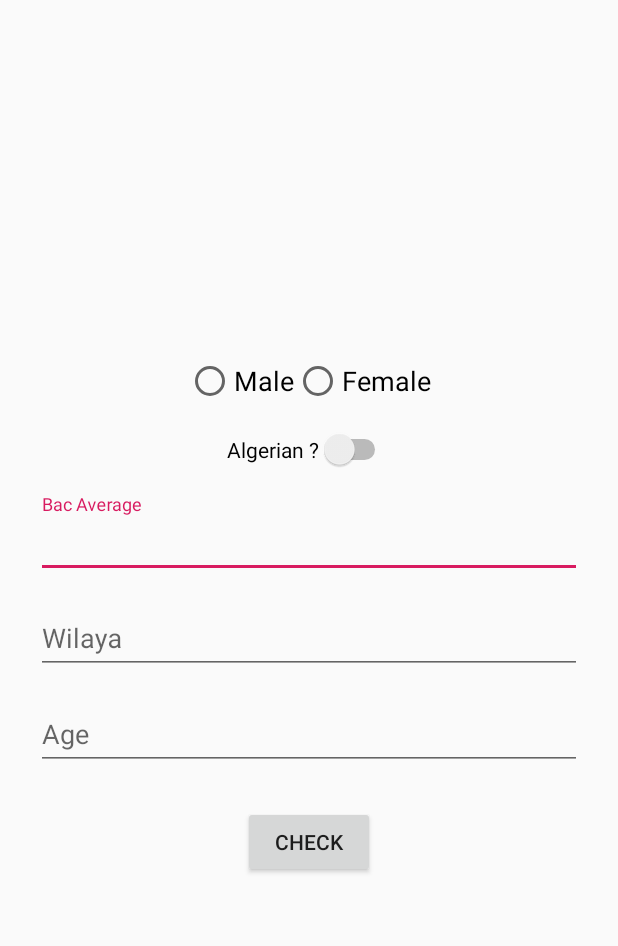
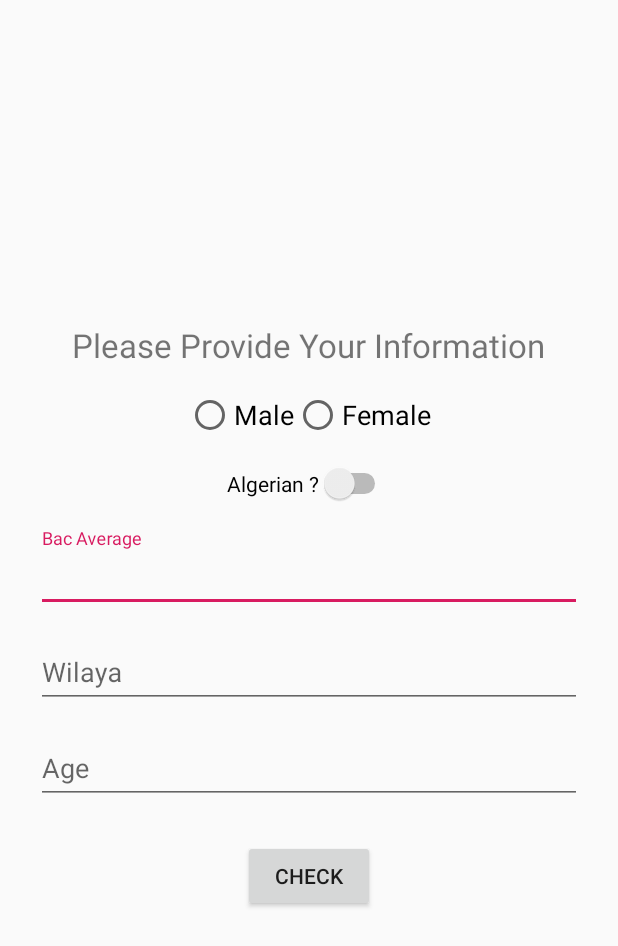
Before and after one commit to DatabrainsDz/BI4SS-Android, an Android app: the screen it shows after launch (ProfileActivity), after a tap on "CHECK SUCCESS", on a phone screen of 412 x 824 dp. Shown: the top 946 px of the screen. Run offline under Robolectric (Android 15) with nearby library versions, the phone set to English and light mode, and no system bars.

Commit message:
General Refactoring and code cleaning

```diff
--- a/app/src/main/java/com/databrains/bi4ss/activities/MainActivity.kt
+++ b/app/src/main/java/com/databrains/bi4ss/activities/MainActivity.kt
@@ -4,24 +4,16 @@ import android.content.Intent
 import android.os.Bundle
 import android.support.v7.app.AppCompatActivity
 import android.util.Log
-import com.databrains.bi4ss.BI4SSWebService
 import com.databrains.bi4ss.R
 import com.databrains.bi4ss.models.Response
+import com.databrains.bi4ss.webServices.BI4SSWebService
 import kotlinx.android.synthetic.main.content_main.*
 import retrofit2.Call
 import retrofit2.Callback
 
 class MainActivity : AppCompatActivity(), Callback<Response> {
 
-    override fun onFailure(call: Call<Response>, t: Throwable) {
-        Log.e("Error", t.message)
-    }
-
-    override fun onResponse(call: Call<Response>, response: retrofit2.Response<Response>) {
-
-    }
-
-    val webService = BI4SSWebService.retrofit.create(BI4SSWebService::class.java)
+    private val webService = BI4SSWebService.retrofit.create(BI4SSWebService::class.java)
 
     override fun onCreate(savedInstanceState: Bundle?) {
         super.onCreate(savedInstanceState)
@@ -56,4 +48,12 @@ class MainActivity : AppCompatActivity(), Callback<Response> {
             else -> ""
         }
     }
+
+    override fun onFailure(call: Call<Response>, t: Throwable) {
+        Log.e("Error", t.message)
+    }
+
+    override fun onResponse(call: Call<Response>, response: retrofit2.Response<Response>) {
+
+    }
 }
--- a/app/src/main/java/com/databrains/bi4ss/activities/ProfileActivity.kt
+++ b/app/src/main/java/com/databrains/bi4ss/activities/ProfileActivity.kt
@@ -5,9 +5,9 @@ import android.support.v7.app.AlertDialog
 import android.support.v7.app.AppCompatActivity
 import android.util.Log
 import android.widget.Toast
-import com.databrains.bi4ss.BI4SSWebService
 import com.databrains.bi4ss.R
 import com.databrains.bi4ss.models.Prediction
+import com.databrains.bi4ss.webServices.MLWebService
 import kotlinx.android.synthetic.main.content_profile.*
 import retrofit2.Call
 import retrofit2.Callback
@@ -15,20 +15,8 @@ import retrofit2.Response
 
 class ProfileActivity : AppCompatActivity(), Callback<Prediction> {
 
-    override fun onResponse(call: Call<Prediction>, response: Response<Prediction>) {
-        val prediction = response.body()
-        Log.d("TaG" , prediction.toString())
-        val builder = AlertDialog.Builder(this)
-        builder.setTitle("Check Result")
-        builder.setMessage("You are a ${if (prediction?.prediction == 0) "Failed" else "Successful"} person")
-        builder.show()
-    }
 
-    override fun onFailure(call: Call<Prediction>, t: Throwable) {
-        Log.d("Error", t.message)
-    }
-
-    val webService = BI4SSWebService.retrofit.create(BI4SSWebService::class.java)
+    val webService = MLWebService.retrofit.create(MLWebService::class.java)
 
     override fun onCreate(savedInstanceState: Bundle?) {
         super.onCreate(savedInstanceState)
@@ -39,7 +27,6 @@ class ProfileActivity : AppCompatActivity(), Callback<Prediction> {
             val wilaya = bac_wilaya_edit_text.text.toString()
             val age = age_edit_text.text.toString()
             if (bacAverage.isNotEmpty() && wilaya.isNotEmpty() && age.isNotEmpty()) {
-                Log.e("TaG" , "Before Enquee")
                 webService.profileCheckSuccess(
                         if (profile_gender_radio_group.checkedRadioButtonId == R.id.male_radio_button) "M"
                         else "F",
@@ -47,12 +34,22 @@ class ProfileActivity : AppCompatActivity(), Callback<Prediction> {
                         wilaya.toInt(),
                         bacAverage.toDouble(),
                         age.toInt()).enqueue(this)
-                Log.e("TaG" , "After Enquee")
             } else {
                 Toast.makeText(this, "Please Fill The Fields", Toast.LENGTH_SHORT).show()
             }
-
         }
     }
 
+    override fun onResponse(call: Call<Prediction>, response: Response<Prediction>) {
+        val prediction = response.body()
+        Log.d("TaG", prediction.toString())
+        val builder = AlertDialog.Builder(this)
+        builder.setTitle("Check Result")
+        builder.setMessage("You are a ${if (prediction?.prediction == 0) "Failed" else "Successful"} person")
+        builder.show()
+    }
+
+    override fun onFailure(call: Call<Prediction>, t: Throwable) {
+        Log.d("Error", t.message)
+    }
 }
--- a/app/src/main/java/com/databrains/bi4ss/BI4SSWebService.kt
+++ b/app/src/main/java/com/databrains/bi4ss/webServices/BI4SSWebService.kt
@@ -1,4 +1,4 @@
-package com.databrains.bi4ss
+package com.databrains.bi4ss.webServices
 
 import com.databrains.bi4ss.models.Prediction
 import com.databrains.bi4ss.models.Response
@@ -12,8 +12,8 @@ import retrofit2.http.Query
 interface BI4SSWebService {
 
     companion object {
-        const val BASE_URL_IP = "http://192.168.43.36:5000/"
-        private const val BASE_URL = "$BASE_URL_IP"
+        const val BASE_URL_IP = "http://192.168.43.36"
+        private const val BASE_URL = "$BASE_URL_IP/"
 
         val retrofit: Retrofit = Retrofit.Builder()
                 .baseUrl(BASE_URL)
@@ -24,12 +24,5 @@ interface BI4SSWebService {
     @GET("studentConnection")
     fun connect(@Query("") studentId: String, currentYear: String, studyLevel: String): Call<Response>
 
-    @GET("profile/0/{gender}/{nationality}/{city}/{bac}/{age}")
-    fun profileCheckSuccess(@Path("gender") gender: String,
-                           @Path("nationality") nationality: Int,
-                           @Path("city") city: Int,
-                           @Path("bac") bac: Double,
-                           @Path("age") age: Int): Call<Prediction>
-
 
 }
--- /dev/null
+++ b/app/src/main/java/com/databrains/bi4ss/webServices/MLWebService.kt
@@ -0,0 +1,29 @@
+package com.databrains.bi4ss.webServices
+
+import com.databrains.bi4ss.models.Prediction
+import retrofit2.Call
+import retrofit2.Retrofit
+import retrofit2.converter.gson.GsonConverterFactory
+import retrofit2.http.GET
+import retrofit2.http.Path
+
+interface MLWebService {
+
+    companion object {
+        const val BASE_URL_IP = "http://192.168.43.36:5000"
+        private const val BASE_URL = "$BASE_URL_IP/"
+
+        val retrofit: Retrofit = Retrofit.Builder()
+                .baseUrl(BASE_URL)
+                .addConverterFactory(GsonConverterFactory.create())
+                .build()
+    }
+
+    @GET("profile/0/{gender}/{nationality}/{city}/{bac}/{age}")
+    fun profileCheckSuccess(@Path("gender") gender: String,
+                            @Path("nationality") nationality: Int,
+                            @Path("city") city: Int,
+                            @Path("bac") bac: Double,
+                            @Path("age") age: Int): Call<Prediction>
+
+}
--- a/app/src/main/res/layout/activity_profile.xml
+++ b/app/src/main/res/layout/activity_profile.xml
@@ -11,8 +11,6 @@
         android:layout_height="wrap_content"
         android:theme="@style/AppTheme.AppBarOverlay">
 
-
-
     </android.support.design.widget.AppBarLayout>
 
     <include layout="@layout/content_profile" />
--- a/app/src/main/res/layout/content_profile.xml
+++ b/app/src/main/res/layout/content_profile.xml
@@ -4,12 +4,20 @@
     xmlns:tools="http://schemas.android.com/tools"
     android:layout_width="match_parent"
     android:layout_height="match_parent"
+    android:gravity="center"
     android:orientation="vertical"
     android:padding="24dp"
-    android:gravity="center"
     app:layout_behavior="@string/appbar_scrolling_view_behavior"
     tools:context=".activities.ProfileActivity"
     tools:showIn="@layout/activity_profile">
+
+
+    <TextView
+        android:layout_width="wrap_content"
+        android:layout_height="wrap_content"
+        android:layout_marginBottom="16dp"
+        android:text="@string/please_provide_your_information"
+        android:textSize="22sp" />
 
     <RadioGroup
         android:id="@+id/profile_gender_radio_group"
@@ -20,17 +28,17 @@
         android:orientation="horizontal">
 
         <RadioButton
+            android:id="@+id/male_radio_button"
             android:layout_width="wrap_content"
             android:layout_height="wrap_content"
-            android:text="Male"
-            android:id="@+id/male_radio_button"
+            android:text="@string/male"
             android:textSize="18sp" />
 
         <RadioButton
+            android:id="@+id/female_radio_button"
             android:layout_width="wrap_content"
             android:layout_height="wrap_content"
-            android:text="Female"
-            android:id="@+id/female_radio_button"
+            android:text="@string/female"
             android:textSize="18sp" />
 
     </RadioGroup>
@@ -41,7 +49,7 @@
         android:layout_height="wrap_content"
         android:layout_gravity="center"
         android:layout_marginBottom="16dp"
-        android:text="Algerian ?" />
+        android:text="@string/algerian" />
 
     <android.support.design.widget.TextInputLayout
         android:layout_width="match_parent"
@@ -52,7 +60,7 @@
             android:id="@+id/bac_average_edit_text"
             android:layout_width="match_parent"
             android:layout_height="match_parent"
-            android:hint="Bac Average"
+            android:hint="@string/bac_average"
             android:inputType="numberDecimal" />
     </android.support.design.widget.TextInputLayout>
 
@@ -65,7 +73,7 @@
             android:id="@+id/bac_wilaya_edit_text"
             android:layout_width="match_parent"
             android:layout_height="match_parent"
-            android:hint="Wilaya"
+            android:hint="@string/wilaya"
             android:inputType="number" />
     </android.support.design.widget.TextInputLayout>
 
@@ -78,18 +86,16 @@
             android:id="@+id/age_edit_text"
             android:layout_width="match_parent"
             android:layout_height="match_parent"
-            android:hint="Age"
+            android:hint="@string/age"
             android:inputType="number" />
     </android.support.design.widget.TextInputLayout>
 
     <Button
+        android:id="@+id/check_button"
         android:layout_width="wrap_content"
         android:layout_height="wrap_content"
         android:layout_gravity="center"
-        android:text="Check"
-        android:id="@+id/check_button"
         android:layout_marginTop="16sp"
-
-        />
+        android:text="@string/check" />
 
 </LinearLayout>
--- a/app/src/main/res/values/strings.xml
+++ b/app/src/main/res/values/strings.xml
@@ -2,4 +2,12 @@
     <string name="app_name">BI4SS</string>
     <string name="action_settings">Settings</string>
     <string name="title_activity_profile">ProfileActivity</string>
+    <string name="wilaya">Wilaya</string>
+    <string name="check">Check</string>
+    <string name="age">Age</string>
+    <string name="bac_average">Bac Average</string>
+    <string name="algerian">Algerian ?</string>
+    <string name="female">Female</string>
+    <string name="male">Male</string>
+    <string name="please_provide_your_information">Please Provide Your Information</string>
 </resources>
```
